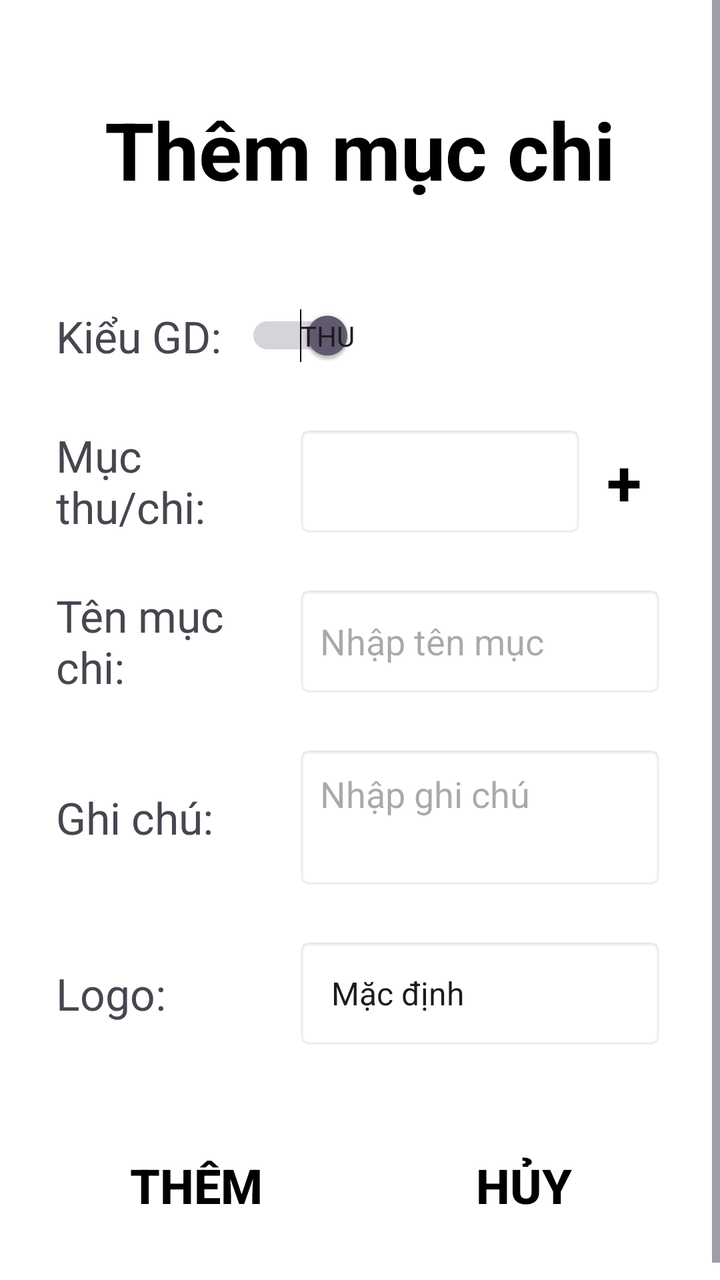
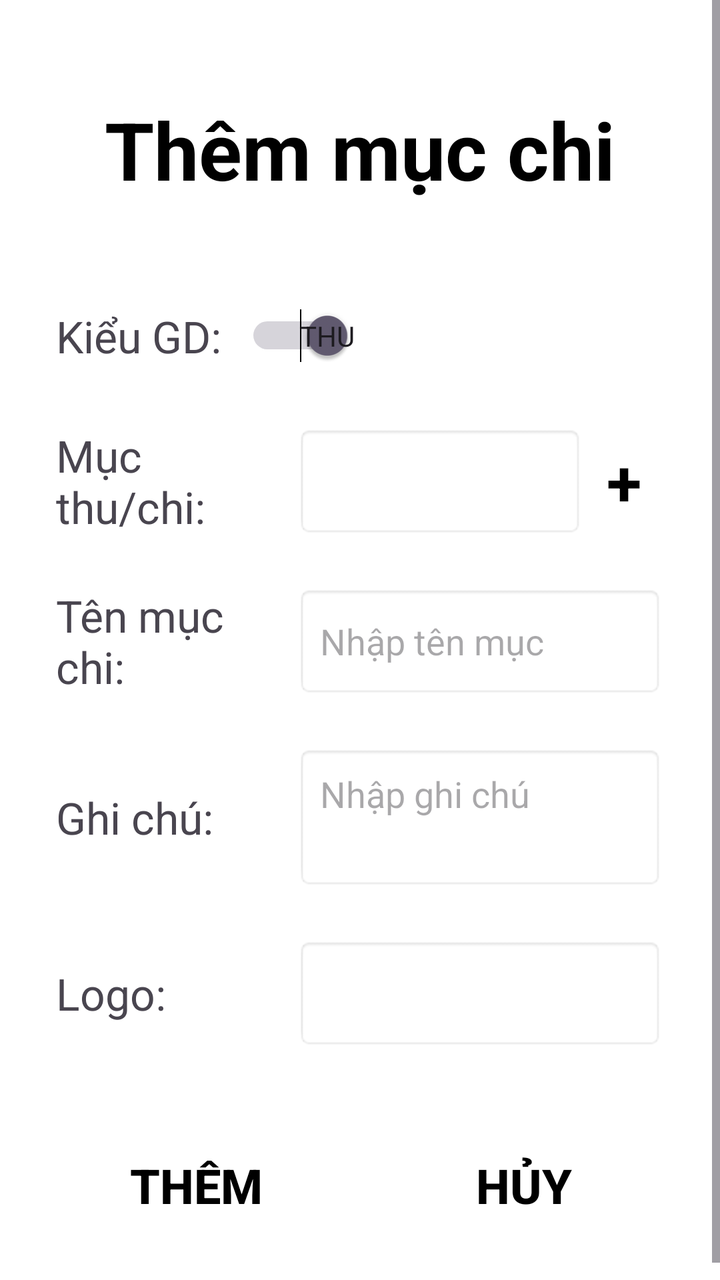

Screens rendered from an Android XML layout before and after an edit, with the pre-edit source and the edit as a unified diff.
<!-- AndroidManifest.xml: application theme Theme.Mywallet -->
<!-- res/layout/add_category.xml -->
<?xml version="1.0" encoding="utf-8"?>
<ScrollView xmlns:android="http://schemas.android.com/apk/res/android"
    android:layout_width="match_parent"
    android:layout_height="match_parent"
    android:background="#FFFFFF"
    android:fillViewport="true"
    android:id="@+id/addCategory"
    android:fitsSystemWindows="true">

    <LinearLayout
        android:layout_width="match_parent"
        android:layout_height="wrap_content"
        android:orientation="vertical"
        android:paddingStart="28dp"
        android:paddingTop="48dp"
        android:paddingEnd="28dp"
        android:paddingBottom="32dp">

        <TextView
            android:id="@+id/tvAddTransactionTitle"
            android:layout_width="match_parent"
            android:layout_height="wrap_content"
            android:gravity="center"
            android:text="Thêm mục chi"
            android:textColor="#000000"
            android:textSize="40sp"
            android:textStyle="bold" />

        <LinearLayout
            android:layout_width="wrap_content"
            android:layout_height="wrap_content"
            android:layout_marginTop="52dp"
            android:gravity="center_vertical"
            android:orientation="horizontal">

            <TextView
                android:layout_width="wrap_content"
                android:layout_height="wrap_content"
                android:text="Kiểu GD:"
                android:textSize="22sp" />

            <Switch
                android:id="@+id/switchTransactionType"
                android:layout_width="wrap_content"
                android:layout_height="wrap_content"
                android:layout_marginStart="12dp"
                android:checked="true"
                android:showText="true"
                android:textOff="Chi"
                android:textOn="Thu" />
        </LinearLayout>

        <LinearLayout
            android:layout_width="match_parent"
            android:layout_height="wrap_content"
            android:layout_marginTop="30dp"
            android:gravity="center_vertical"
            android:orientation="horizontal">

            <TextView
                android:layout_width="120dp"
                android:layout_height="wrap_content"
                android:text="Mục\nthu/chi:"
                android:textSize="22sp" />

            <Spinner
                android:id="@+id/spinnerCategory"
                android:layout_width="0dp"
                android:layout_height="56dp"
                android:layout_weight="1"
                android:background="@android:drawable/editbox_background" />

            <TextView
                android:id="@+id/btnAddCategory"
                android:layout_width="40dp"
                android:layout_height="56dp"
                android:clickable="true"
                android:contentDescription="Thêm mục thu hoặc chi"
                android:focusable="true"
                android:gravity="center"
                android:text="+"
                android:textColor="#000000"
                android:textSize="32sp"
                android:textStyle="bold" />
        </LinearLayout>

        <LinearLayout
            android:layout_width="match_parent"
            android:layout_height="wrap_content"
            android:layout_marginTop="24dp"
            android:gravity="center_vertical"
            android:orientation="horizontal">

            <TextView
                android:id="@+id/tvCategoryName"
                android:layout_width="120dp"
                android:layout_height="wrap_content"
                android:text="Tên mục chi:"
                android:textSize="22sp" />

            <EditText
                android:id="@+id/edtCategoryName"
                android:layout_width="0dp"
                android:layout_height="56dp"
                android:layout_weight="1"
                android:background="@android:drawable/editbox_background"
                android:hint="Nhập tên mục"
                android:inputType="textCapSentences"
                android:paddingStart="12dp"
                android:textSize="18sp" />
        </LinearLayout>

        <LinearLayout
            android:layout_width="match_parent"
            android:layout_height="wrap_content"
            android:layout_marginTop="24dp"
            android:gravity="center_vertical"
            android:orientation="horizontal">

            <TextView
                android:layout_width="120dp"
                android:layout_height="wrap_content"
                android:text="Ghi chú:"
                android:textSize="22sp" />

            <EditText
                android:id="@+id/edtNote"
                android:layout_width="0dp"
                android:layout_height="72dp"
                android:layout_weight="1"
                android:background="@android:drawable/editbox_background"
                android:gravity="top|start"
                android:hint="Nhập ghi chú"
                android:inputType="textMultiLine"
                android:padding="12dp"
                android:textSize="18sp" />
        </LinearLayout>

        <LinearLayout
            android:layout_width="match_parent"
            android:layout_height="wrap_content"
            android:layout_marginTop="24dp"
            android:gravity="center_vertical"
            android:orientation="horizontal">

            <TextView
                android:layout_width="120dp"
                android:layout_height="wrap_content"
                android:text="Logo:"
                android:textSize="22sp" />

            <Spinner
                android:id="@+id/spinnerCategoryLogo"
                android:entries="@array/category_logos"
                android:layout_width="0dp"
                android:layout_height="56dp"
                android:layout_weight="1"
                android:background="@android:drawable/editbox_background" />

        </LinearLayout>

        <LinearLayout
            android:layout_width="match_parent"
            android:layout_height="wrap_content"
            android:layout_marginTop="44dp"
            android:orientation="horizontal">

            <Button
                android:id="@+id/btnSaveTransaction"
                android:layout_width="0dp"
                android:layout_height="wrap_content"
                android:layout_weight="1"
                android:background="@android:color/transparent"
                android:text="Thêm"
                android:textColor="#000000"
                android:textSize="24sp"
                android:textStyle="bold" />

            <Button
                android:id="@+id/btnCancelTransaction"
                android:layout_width="0dp"
                android:layout_height="wrap_content"
                android:layout_marginStart="24dp"
                android:layout_weight="1"
                android:background="@android:color/transparent"
                android:text="Hủy"
                android:textColor="#000000"
                android:textSize="24sp"
                android:textStyle="bold" />
        </LinearLayout>
    </LinearLayout>
</ScrollView>
<!-- resources referenced by this layout -->
<resources>
  <string-array name="category_logos">
          <item>Mặc định</item>
          <item>food.png</item>
          <item>shopping.png</item>
          <item>salary.png</item>
          <item>bonus.png</item>
      </string-array>
  <style name="Theme.Mywallet" parent="Base.Theme.Mywallet" />
  <style name="Base.Theme.Mywallet" parent="Theme.Material3.DayNight.NoActionBar">
          
          
      </style>
</resources>

<!-- the commit's change to res/layout/add_category.xml (unified diff, before → after) -->
@@ -151,7 +151,6 @@
 
             <Spinner
                 android:id="@+id/spinnerCategoryLogo"
-                android:entries="@array/category_logos"
                 android:layout_width="0dp"
                 android:layout_height="56dp"
                 android:layout_weight="1"
<!-- resource entries referenced after the edit -->
@@ -1,12 +1,5 @@
 <!-- resources referenced by this layout -->
 <resources>
-  <string-array name="category_logos">
-          <item>Mặc định</item>
-          <item>food.png</item>
-          <item>shopping.png</item>
-          <item>salary.png</item>
-          <item>bonus.png</item>
-      </string-array>
   <style name="Theme.Mywallet" parent="Base.Theme.Mywallet" />
   <style name="Base.Theme.Mywallet" parent="Theme.Material3.DayNight.NoActionBar">
           
